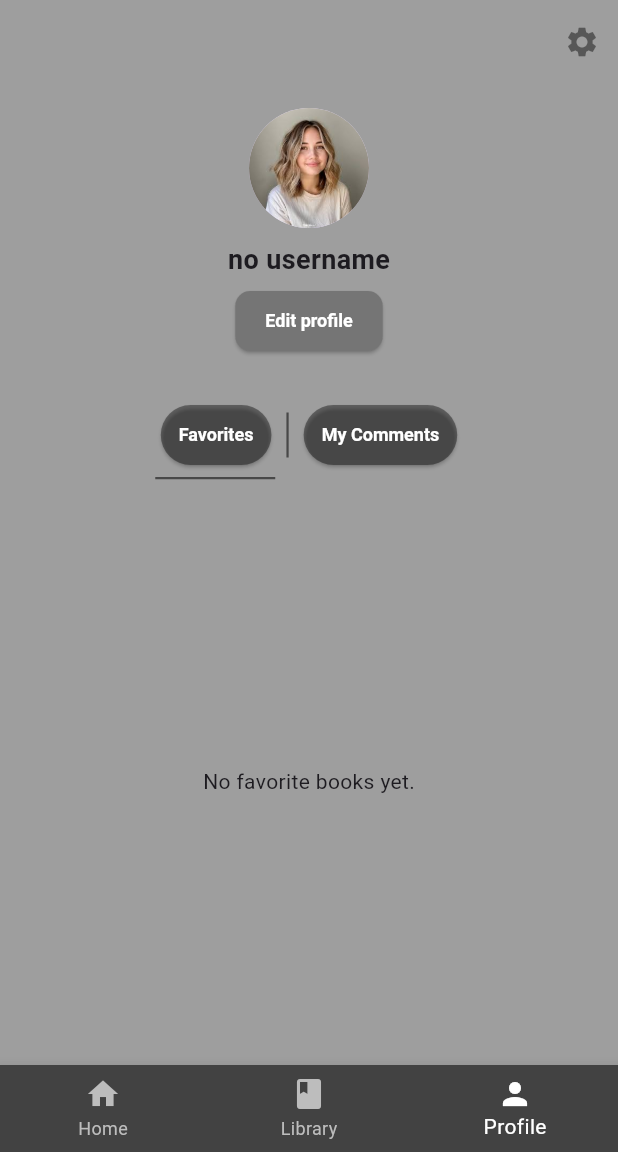
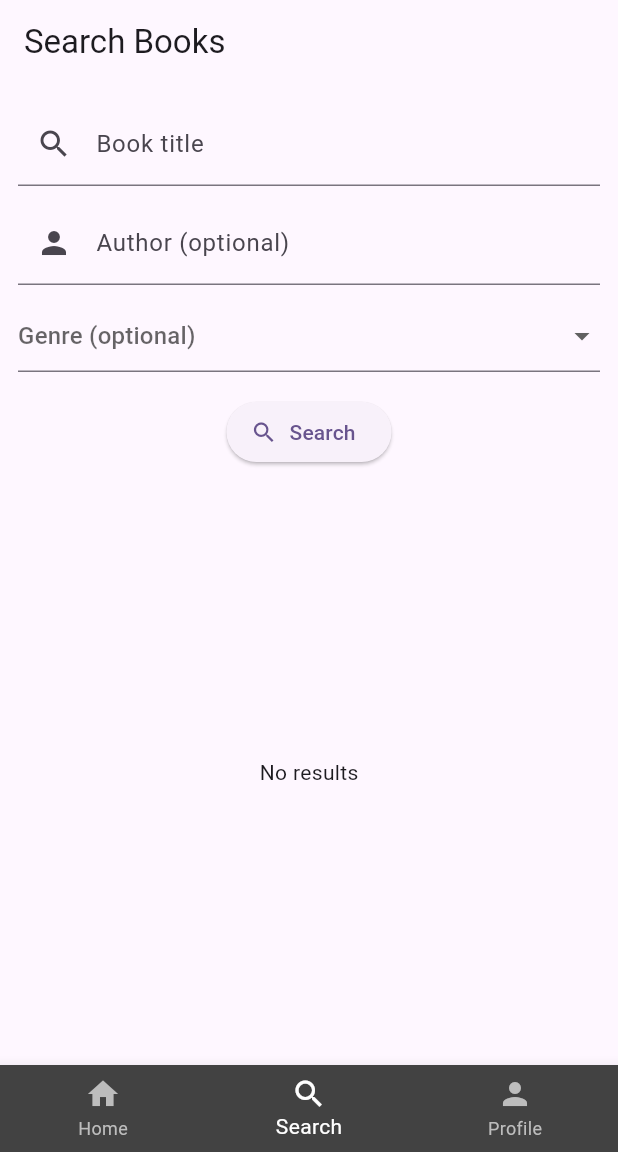
Before and after one commit to ArminSalman/libook, a Flutter app: the HomePage screen opened directly, item 3 of the bottom bar chosen, after a tap on the "search" icon, on a phone screen of 412 x 824 dp, the part 84-1236 px from its top. Run offline on Flutter 3.47's test engine with Material 3 defaults, Android fonts, the phone set to English and light mode, and no system bars; our stand-ins replace flutter_local_notifications, permission_handler, shared_preferences, sqflite; accounts and stored records are empty; network calls fail; statements that could not run were skipped.

Commit message:
last version for now

```diff
--- a/lib/home_page.dart
+++ b/lib/home_page.dart
@@ -1,51 +1,74 @@
-
 import 'book_detail_page.dart';
 import 'package:flutter/material.dart';
-import 'package:libook/library_page.dart';
+import 'search_page.dart';                       // ✅ yeni Search
 import 'package:libook/profile_page.dart';
 import 'services/google_books_service.dart';
 import 'services/user_control.dart';
 import 'services/favorite_books_control.dart';
-import 'package:provider/provider.dart'; import 'main.dart';
+import 'package:provider/provider.dart';
+import 'main.dart';
 
 class HomePage extends StatefulWidget {
   const HomePage({super.key});
 
   @override
-  _HomePageState createState() => _HomePageState(); }
+  _HomePageState createState() => _HomePageState();
+}
+
+/* -------------------------------------------------------------------------- */
+/*                     HOME PAGE –  bottom‑nav, app‑bar, vs.                  */
+/* -------------------------------------------------------------------------- */
 
 class _HomePageState extends State<HomePage> {
   int _currentIndex = 0;
 
   final List<Widget> _pages = [
-    const HomeScreen(),
-    const LibraryPage(), ProfilePage(),
+    const HomeScreen(),   // özgün ana akışın
+    const SearchPage(),   // 🔍 Library yerine Search
+    ProfilePage(),
   ];
 
   @override
-  Widget build(BuildContext context) {
-    return Scaffold(
+  Widget build(BuildContext context) => Scaffold(
     backgroundColor: const Color(0xFFD3D3D3),
-      appBar: AppBar( backgroundColor: Colors.grey[800],
-        title: const Text("LiBOOK",
+    appBar: AppBar(
+      backgroundColor: Colors.grey[800],
+      title: const Text('LiBOOK',
           style: TextStyle(color: Colors.white)),
-        actions: [ IconButton( icon: const Icon(Icons.search, color: Colors.white),
-          onPressed: () {}, ), IconButton( icon: const Icon(Icons.notifications, color: Colors.white),
-          onPressed: () {}, ), ], ), body: _pages[_currentIndex],
-      bottomNavigationBar: BottomNavigationBar( backgroundColor: Colors.grey[800],
-        selectedItemColor: Colors.white, unselectedItemColor: Colors.grey[400],
-        currentIndex: _currentIndex, onTap: (index) {
-        setState(() { _currentIndex = index; });
-        },
-        items: const [ BottomNavigationBarItem(icon: Icon(Icons.home),
-            label: "Home"), BottomNavigationBarItem(icon: Icon(Icons.book),
-            label: "Library"), BottomNavigationBarItem(icon: Icon(Icons.person),
-            label: "Profile"),
+      actions: [
+        IconButton(
+          icon: const Icon(Icons.search, color: Colors.white),
+          onPressed: () => setState(() => _currentIndex = 1),
+        ),
+        IconButton(
+          icon: const Icon(Icons.notifications, color: Colors.white),
+          onPressed: () {}, // bildirim sayfan varsa ekle
+        ),
+      ],
+    ),
+    body: _pages[_currentIndex],
+    bottomNavigationBar: BottomNavigationBar(
+      backgroundColor: Colors.grey[800],
+      selectedItemColor: Colors.white,
+      unselectedItemColor: Colors.grey[400],
+      currentIndex: _currentIndex,
+      onTap: (i) => setState(() => _currentIndex = i),
+      items: const [
+        BottomNavigationBarItem(
+            icon: Icon(Icons.home), label: 'Home'),
+        BottomNavigationBarItem(
+            icon: Icon(Icons.search), label: 'Search'), // ✅
+        BottomNavigationBarItem(
+            icon: Icon(Icons.person), label: 'Profile'),
       ],
     ),
   );
 }
-  }
+
+/* -------------------------------------------------------------------------- */
+/*                        HOME SCREEN –  kitabı listele                       */
+/* -------------------------------------------------------------------------- */
+
 class HomeScreen extends StatefulWidget {
   const HomeScreen({super.key});
 
@@ -55,74 +78,68 @@ class HomeScreen extends StatefulWidget {
 
 class _HomeScreenState extends State<HomeScreen> {
   final GoogleBooksService _booksService = GoogleBooksService();
+  final UserControl _userControl = UserControl();
   late FavoriteBooksControl _favoritesControl;
+
+  int? _userId;                             // giriş yapan kullanıcı
+  bool _isLoading = true;
+
+  // kategori → API query
   final List<Map<String, String>> _categories = [
     {'title': 'Trending', 'query': 'bestsellers'},
-    {'title': 'Science', 'query': 'science'},
-    {'title': 'History', 'query': 'history'},
-    {'title': 'Fantasy', 'query': 'fantasy'},
+    {'title': 'Science',  'query': 'science'},
+    {'title': 'History',  'query': 'history'},
+    {'title': 'Fantasy',  'query': 'fantasy'},
   ];
+
   final Map<String, List<dynamic>> _booksByCategory = {};
   Set<String> _favoritedBookIds = {};
-  int? _userId;
-  bool _isLoading = true;
-
-  UserControl userControl = UserControl();
 
   @override
   void initState() {
     super.initState();
-    _fetchAllCategories();
+    _favoritesControl =
+        Provider.of<FavoriteBooksControl>(context, listen: false);
+    _initPage();
   }
 
-  @override
-  void didChangeDependencies() {
-    super.didChangeDependencies();
-    _favoritesControl = Provider.of<FavoriteBooksControl>(context, listen: false);
-    getUserInfo();
+  Future<void> _initPage() async {
+    await _fetchCurrentUser();
+    await _loadAllCategories();
+    await _fetchFavorites();
+    setState(() => _isLoading = false);
   }
 
-  Future<void> getUserInfo() async {
-    final user = Provider.of<UserProvider>(context, listen: false).user;
-    if (user != null) {
-      final info = await userControl.getUserByEmail(user.email);
-      if (info != null) {
-        _userId = info['id'];
-        await _favoritesControl.loadFavorites(_userId!);
-        await _fetchFavorites();
+  Future<void> _fetchCurrentUser() async {
+    // Örnek: SharedPreferences’tan user‑id alınıyor olabilir.
+    // Buraya mevcut login mantığını ekleyebilirsin.
+    _userId = 1; // demo
+  }
+
+  /* ----------------------------  KATEGORİ ÇEKME  --------------------------- */
+
+  Future<void> _loadAllCategories() async {
+    for (var cat in _categories) {
+      final books = await _booksService.searchBooks(cat['query']!);
+      _booksByCategory[cat['title']!] = books;
     }
   }
-    setState(() {
-      _isLoading = false;
-    });
-  }
 
-  Future<void> _fetchAllCategories() async {
-    for (var category in _categories) {
-      final query = category['query']!;
-      try {
-        final books = await _booksService.searchBooks(query);
-        _booksByCategory[query] = books.take(10).toList();
-      } catch (e) {
-        debugPrint("Error fetching $query books: $e");
-        _booksByCategory[query] = [];
-      }
-    }
-    setState(() {});
-  }
+  /* ------------------------------  FAVORİLER  ------------------------------ */
 
   Future<void> _fetchFavorites() async {
     if (_userId == null) return;
-    final favorites = await _favoritesControl.getFavoriteBooks(_userId!);
+    await _favoritesControl.loadFavorites(_userId!);
     setState(() {
-      _favoritedBookIds = favorites.toSet();
+      _favoritedBookIds = _favoritesControl.favoriteBooks.toSet();
     });
   }
 
   Future<void> _toggleFavorite(String bookId) async {
     if (_userId == null) return;
 
-    final isFav = await _favoritesControl.isFavorite(_userId!, bookId);
+    final isFav =
+    _favoritesControl.isFavorite(_userId!, bookId);
 
     if (isFav) {
       await _favoritesControl.removeFromFavorites(_userId!, bookId);
@@ -133,108 +150,85 @@ class _HomeScreenState extends State<HomeScreen> {
     await _fetchFavorites();
   }
 
+  /* ------------------------------  UI BUILD  ------------------------------ */
+
   @override
   Widget build(BuildContext context) {
-    return _isLoading
-        ? const Center(child: CircularProgressIndicator())
-        : ListView(
-      padding: const EdgeInsets.all(16.0),
+    if (_isLoading) {
+      return const Center(child: CircularProgressIndicator());
+    }
+
+    return ListView(
+      padding: const EdgeInsets.all(16),
       children: [
         const SizedBox(height: 8),
         const Text(
-          "Explore curated categories",
-          style: TextStyle(fontSize: 16, color: Colors.black54),
+          'Explore curated categories',
+          style: TextStyle(fontSize: 18, fontWeight: FontWeight.bold),
         ),
-        const SizedBox(height: 24),
-        ..._categories.map((category) {
-          final title = category['title']!;
-          final query = category['query']!;
-          final books = _booksByCategory[query] ?? [];
+        const SizedBox(height: 16),
+        ..._categories.map((cat) {
+          final books = _booksByCategory[cat['title']] ?? [];
+          if (books.isEmpty) {
+            return const SizedBox.shrink();
+          }
 
           return Column(
             crossAxisAlignment: CrossAxisAlignment.start,
             children: [
-              Text(
-                title,
+              Text(cat['title']!,
                   style: const TextStyle(
-                    fontSize: 18, fontWeight: FontWeight.w600),
-              ),
-              const SizedBox(height: 12),
+                      fontSize: 20, fontWeight: FontWeight.bold)),
+              const SizedBox(height: 8),
               SizedBox(
-                height: 180,
+                height: 220,
                 child: ListView.builder(
                   scrollDirection: Axis.horizontal,
                   itemCount: books.length,
-                  itemBuilder: (context, index) {
-                    final book = books[index]['volumeInfo'];
-                    final image = book['imageLinks']?['thumbnail'];
-                    final bookID = books[index]['id'];
+                  itemBuilder: (_, i) {
+                    final book = books[i];
+                    final info   = book['volumeInfo'] ?? {};
+                    final thumb  = (info['imageLinks']?['thumbnail']) ?? '';
+                    final bookID = book['id'];
 
                     final isFavorite =
                     _favoritedBookIds.contains(bookID);
 
-                    return GestureDetector(
-                      onTap: () {
-                        final book = books[index]['volumeInfo'];
-                        final image = book['imageLinks']?['thumbnail'];
-                        Navigator.push(
+                    return Container(
+                      width: 130,
+                      margin: const EdgeInsets.only(right: 12),
+                      child: Column(
+                        children: [
+                          Expanded(
+                            child: GestureDetector(
+                              onTap: () => Navigator.push(
                                 context,
                                 MaterialPageRoute(
-                            builder: (context) => BookDetailPage(
-                              book: {
-                                'id': books[index]['id'],
-                                'title': book['title'] ?? 'Başlıksız',
-                                'authors':
-                                (book['authors'] as List?)?.join(', ') ??
-                                    'Yazar bilgisi yok',
-                                'description': book['description'] ??
-                                    'Açıklama bulunamadı.',
-                                'thumbnail': image,
-                              },
+                                  builder: (_) =>
+                                      BookDetailPage(book: book),
                                 ),
                               ),
-                        );
-                      },
-                      child: Stack(
-                        children: [
-                          Container(
-                            width: 120,
-                            margin: const EdgeInsets.only(right: 12),
-                            decoration: BoxDecoration(
-                              borderRadius: BorderRadius.circular(12),
-                              color: Colors.white,
-                              boxShadow: const [
-                                BoxShadow(
-                                  color: Colors.black12,
-                                  blurRadius: 4,
-                                  offset: Offset(0, 2),
-                                )
-                              ],
-                            ),
-                            child: ClipRRect(
-                              borderRadius: BorderRadius.circular(12),
-                              child: image != null
-                                  ? Image.network(image,
-                                  fit: BoxFit.cover)
-                                  : const Center(
-                                child: Icon(Icons.book, size: 40),
+                              child: thumb.isNotEmpty
+                                  ? Image.network(thumb, fit: BoxFit.cover)
+                                  : const Icon(Icons.book, size: 64),
                             ),
                           ),
+                          const SizedBox(height: 4),
+                          Text(
+                            info['title'] ?? 'No title',
+                            maxLines: 2,
+                            overflow: TextOverflow.ellipsis,
+                            textAlign: TextAlign.center,
                           ),
-                          Positioned(
-                            bottom: 8,
-                            right: 8,
-                            child: IconButton(
+                          IconButton(
                             icon: Icon(
                               isFavorite
                                   ? Icons.favorite
                                   : Icons.favorite_border,
-                                color: isFavorite
-                                    ? Colors.red
-                                    : Colors.grey,
+                              color:
+                              isFavorite ? Colors.red : Colors.grey,
                             ),
                             onPressed: () => _toggleFavorite(bookID),
-                            ),
                           ),
                         ],
                       ),
--- /dev/null
+++ b/lib/search_page.dart
@@ -0,0 +1,128 @@
+import 'package:flutter/material.dart';
+import 'services/google_books_service.dart';
+import 'book_detail_page.dart';
+
+class SearchPage extends StatefulWidget {
+  const SearchPage({super.key});
+
+  @override
+  State<SearchPage> createState() => _SearchPageState();
+}
+
+class _SearchPageState extends State<SearchPage> {
+  final _titleCtrl  = TextEditingController();
+  final _authorCtrl = TextEditingController();
+  String? _selectedGenre;
+
+  final GoogleBooksService _svc = GoogleBooksService();
+  List<dynamic> _results = [];
+  bool _loading = false;
+
+  Future<void> _runSearch() async {
+    final parts = <String>[
+      if (_titleCtrl.text.trim().isNotEmpty)
+        'intitle:${_titleCtrl.text.trim()}',
+      if (_authorCtrl.text.trim().isNotEmpty)
+        'inauthor:${_authorCtrl.text.trim()}',
+      if (_selectedGenre?.isNotEmpty ?? false) 'subject:$_selectedGenre',
+    ];
+    if (parts.isEmpty) return;
+
+    setState(() => _loading = true);
+    try {
+      _results = await _svc.searchBooks(parts.join('+'));
+    } catch (e) {
+      _results = [];
+      ScaffoldMessenger.of(context).showSnackBar(
+        SnackBar(content: Text('Search error: $e')),
+      );
+    } finally {
+      setState(() => _loading = false);
+    }
+  }
+
+  @override
+  Widget build(BuildContext context) => Scaffold(
+    appBar: AppBar(title: const Text('Search Books')),
+    body: Padding(
+      padding: const EdgeInsets.all(12),
+      child: Column(
+        children: [
+          TextField(
+            controller: _titleCtrl,
+            decoration: const InputDecoration(
+              labelText: 'Book title',
+              prefixIcon: Icon(Icons.search),
+            ),
+            onSubmitted: (_) => _runSearch(),
+          ),
+          const SizedBox(height: 10),
+          TextField(
+            controller: _authorCtrl,
+            decoration: const InputDecoration(
+              labelText: 'Author (optional)',
+              prefixIcon: Icon(Icons.person),
+            ),
+            onSubmitted: (_) => _runSearch(),
+          ),
+          const SizedBox(height: 10),
+          DropdownButtonFormField<String>(
+            value: _selectedGenre,
+            hint: const Text('Genre (optional)'),
+            items: const [
+              'Fiction',
+              'Fantasy',
+              'History',
+              'Science',
+              'Romance',
+              'Comics',
+              'Biography',
+            ].map((g) => DropdownMenuItem(value: g, child: Text(g))).toList(),
+            onChanged: (v) => setState(() => _selectedGenre = v),
+          ),
+          const SizedBox(height: 16),
+          ElevatedButton.icon(
+            onPressed: _runSearch,
+            icon: const Icon(Icons.search),
+            label: const Text('Search'),
+          ),
+          const SizedBox(height: 20),
+          Expanded(
+            child: _loading
+                ? const Center(child: CircularProgressIndicator())
+                : _results.isEmpty
+                ? const Center(child: Text('No results'))
+                : ListView.builder(
+              itemCount: _results.length,
+              itemBuilder: (_, i) {
+                final info = _results[i]['volumeInfo'] ?? {};
+                final thumb =
+                    (info['imageLinks']?['thumbnail']) ?? '';
+                return ListTile(
+                  leading: thumb.isNotEmpty
+                      ? Image.network(thumb,
+                      width: 50, fit: BoxFit.cover)
+                      : const Icon(Icons.book, size: 50),
+                  title: Text(info['title'] ?? 'Untitled',
+                      maxLines: 2,
+                      overflow: TextOverflow.ellipsis),
+                  subtitle: Text(
+                    (info['authors'] ?? ['Unknown']).join(', '),
+                    maxLines: 1,
+                  ),
+                  onTap: () => Navigator.push(
+                    context,
+                    MaterialPageRoute(
+                      builder: (_) =>
+                          BookDetailPage(book: _results[i]),
+                    ),
+                  ),
+                );
+              },
+            ),
+          ),
+        ],
+      ),
+    ),
+  );
+}
--- a/lib/services/google_books_service.dart
+++ b/lib/services/google_books_service.dart
@@ -1,33 +1,32 @@
 import 'dart:convert';
 import 'package:http/http.dart' as http;
 
+/// Basit Google Books istemcisi – *sadece* sorgu string’i alır.
 class GoogleBooksService {
+  // (Varsa kendi anahtarınızı ekleyin veya tamamen kaldırın.)
   final String apiKey = 'AIzaSyBJMvahNX8YQwjFfr_3sYf5fgXpQU6TejA';
 
+  /// `query` ⇒ Google Books raw JSON listesi (item’lar Map<String,dynamic>)
   Future<List<dynamic>> searchBooks(String query) async {
     final url = Uri.parse(
-        'https://www.googleapis.com/books/v1/volumes?q=$query&key=$apiKey');
+      'https://www.googleapis.com/books/v1/volumes?q=$query&key=$apiKey',
+    );
 
-    final response = await http.get(url);
-
-    if (response.statusCode == 200) {
-      final data = json.decode(response.body);
+    final res = await http.get(url);
+    if (res.statusCode == 200) {
+      final data = json.decode(res.body);
       return data['items'] ?? [];
     } else {
-      throw Exception('There was an error retrieving book data');
+      throw Exception('Google Books request failed: ${res.statusCode}');
     }
   }
 
-  Future<Map<String, dynamic>?> getBookById(String bookId) async {
-    final url = Uri.parse('https://www.googleapis.com/books/v1/volumes/$bookId');
-    final response = await http.get(url);
-
-    if (response.statusCode == 200) {
-      return jsonDecode(response.body);
-    } else {
-      print('Failed to fetch book by ID: ${response.statusCode}');
-      return null;
-    }
+  /// Tek kitap detayını getir (gerekiyorsa)
+  Future<Map<String, dynamic>?> getBookById(String id) async {
+    final url =
+    Uri.parse('https://www.googleapis.com/books/v1/volumes/$id?key=$apiKey');
+    final res = await http.get(url);
+    if (res.statusCode == 200) return json.decode(res.body);
+    return null;
   }
-
 }
```
Also changed, not shown: lib/book_detail_page.dart (+65 -61 lines), lib/library_page.dart (deleted, +0 -13 lines), pubspec.lock. Lines whose indentation alone changed are shown as unchanged.
